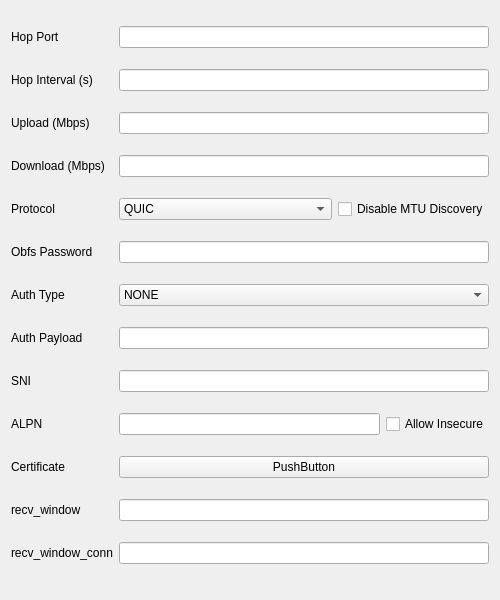
Above: ui/edit/edit_hysteria.ui from master88wi/NekoXray before the change. Below: the same form after it.
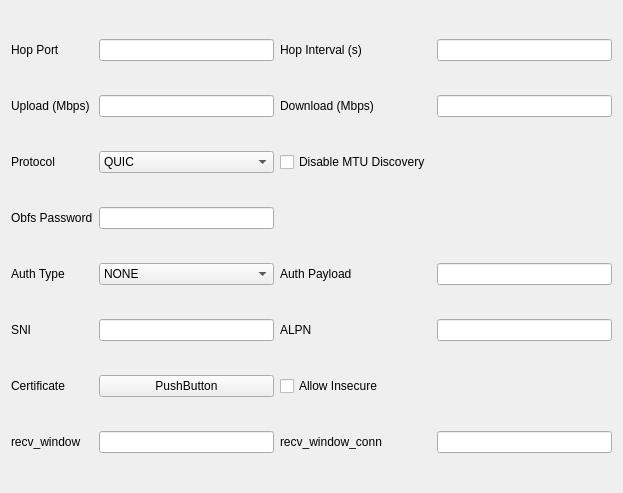
That is the form after the change. Custom widgets are drawn as their Qt base class.

```diff
--- a/ui/edit/edit_hysteria.ui
+++ b/ui/edit/edit_hysteria.ui
@@ -6,8 +6,8 @@
    <rect>
     <x>0</x>
     <y>0</y>
-    <width>500</width>
-    <height>600</height>
+    <width>623</width>
+    <height>493</height>
    </rect>
   </property>
   <property name="windowTitle">
@@ -21,18 +21,30 @@
      </property>
     </widget>
    </item>
-   <item row="0" column="1">
-    <widget class="MyLineEdit" name="hopPort"/>
+   <item row="9" column="2">
+    <layout class="QHBoxLayout" name="horizontalLayout">
+     <item>
+      <widget class="QCheckBox" name="allowInsecure">
+       <property name="text">
+        <string>Allow Insecure</string>
+       </property>
+      </widget>
+     </item>
+    </layout>
    </item>
-   <item row="1" column="0">
+   <item row="0" column="2">
     <widget class="QLabel" name="label_11">
      <property name="text">
       <string>Hop Interval (s)</string>
      </property>
     </widget>
    </item>
-   <item row="1" column="1">
-    <widget class="MyLineEdit" name="hopInterval"/>
+   <item row="5" column="0">
+    <widget class="QLabel" name="label_4">
+     <property name="text">
+      <string>Obfs Password</string>
+     </property>
+    </widget>
    </item>
    <item row="2" column="0">
     <widget class="QLabel" name="label">
@@ -41,47 +53,8 @@
      </property>
     </widget>
    </item>
-   <item row="2" column="1">
-    <widget class="MyLineEdit" name="uploadMbps"/>
-   </item>
-   <item row="3" column="0">
-    <widget class="QLabel" name="label_2">
-     <property name="text">
-      <string>Download (Mbps)</string>
-     </property>
-    </widget>
-   </item>
-   <item row="3" column="1">
-    <widget class="MyLineEdit" name="downloadMbps"/>
-   </item>
-   <item row="4" column="0">
-    <widget class="QLabel" name="label_3">
-     <property name="text">
-      <string>Protocol</string>
-     </property>
-    </widget>
-   </item>
-   <item row="4" column="1">
+   <item row="4" column="2">
     <layout class="QHBoxLayout" name="horizontalLayout_2">
-     <item>
-      <widget class="QComboBox" name="protocol">
-       <item>
-        <property name="text">
-         <string notr="true">QUIC</string>
-        </property>
-       </item>
-       <item>
-        <property name="text">
-         <string notr="true">FakeTCP</string>
-        </property>
-       </item>
-       <item>
-        <property name="text">
-         <string notr="true">wechat-video</string>
-        </property>
-       </item>
-      </widget>
-     </item>
      <item>
       <widget class="QCheckBox" name="disableMtuDiscovery">
        <property name="sizePolicy">
@@ -97,15 +70,19 @@
      </item>
     </layout>
    </item>
-   <item row="5" column="0">
-    <widget class="QLabel" name="label_4">
+   <item row="4" column="0">
+    <widget class="QLabel" name="label_3">
      <property name="text">
-      <string>Obfs Password</string>
+      <string>Protocol</string>
      </property>
     </widget>
    </item>
-   <item row="5" column="1">
-    <widget class="MyLineEdit" name="obfsPassword"/>
+   <item row="8" column="0">
+    <widget class="QLabel" name="label_6">
+     <property name="text">
+      <string>SNI</string>
+     </property>
+    </widget>
    </item>
    <item row="6" column="0">
     <widget class="QLabel" name="label_8">
@@ -114,6 +91,54 @@
      </property>
     </widget>
    </item>
+   <item row="0" column="1">
+    <widget class="MyLineEdit" name="hopPort"/>
+   </item>
+   <item row="11" column="0">
+    <widget class="QLabel" name="label_12">
+     <property name="text">
+      <string notr="true">recv_window</string>
+     </property>
+    </widget>
+   </item>
+   <item row="0" column="3">
+    <widget class="MyLineEdit" name="hopInterval"/>
+   </item>
+   <item row="2" column="1">
+    <widget class="MyLineEdit" name="uploadMbps"/>
+   </item>
+   <item row="2" column="2">
+    <widget class="QLabel" name="label_2">
+     <property name="text">
+      <string>Download (Mbps)</string>
+     </property>
+    </widget>
+   </item>
+   <item row="2" column="3">
+    <widget class="MyLineEdit" name="downloadMbps"/>
+   </item>
+   <item row="4" column="1">
+    <widget class="QComboBox" name="protocol">
+     <item>
+      <property name="text">
+       <string notr="true">QUIC</string>
+      </property>
+     </item>
+     <item>
+      <property name="text">
+       <string notr="true">FakeTCP</string>
+      </property>
+     </item>
+     <item>
+      <property name="text">
+       <string notr="true">wechat-video</string>
+      </property>
+     </item>
+    </widget>
+   </item>
+   <item row="5" column="1">
+    <widget class="MyLineEdit" name="obfsPassword"/>
+   </item>
    <item row="6" column="1">
     <widget class="QComboBox" name="authPayloadType">
      <item>
@@ -133,27 +158,20 @@
      </item>
     </widget>
    </item>
-   <item row="7" column="0">
+   <item row="6" column="2">
     <widget class="QLabel" name="label_9">
      <property name="text">
       <string>Auth Payload</string>
      </property>
     </widget>
    </item>
-   <item row="7" column="1">
+   <item row="6" column="3">
     <widget class="MyLineEdit" name="authPayload"/>
    </item>
-   <item row="8" column="0">
-    <widget class="QLabel" name="label_6">
-     <property name="text">
-      <string>SNI</string>
-     </property>
-    </widget>
-   </item>
    <item row="8" column="1">
     <widget class="MyLineEdit" name="sni"/>
    </item>
-   <item row="9" column="0">
+   <item row="8" column="2">
     <widget class="QLabel" name="label_5">
      <property name="toolTip">
       <string notr="true">Only 1 value</string>
@@ -163,52 +181,34 @@
      </property>
     </widget>
    </item>
-   <item row="9" column="1">
-    <layout class="QHBoxLayout" name="horizontalLayout">
-     <item>
-      <widget class="MyLineEdit" name="alpn"/>
-     </item>
-     <item>
-      <widget class="QCheckBox" name="allowInsecure">
-       <property name="text">
-        <string>Allow Insecure</string>
-       </property>
-      </widget>
-     </item>
-    </layout>
+   <item row="8" column="3">
+    <widget class="MyLineEdit" name="alpn"/>
    </item>
-   <item row="10" column="0">
+   <item row="9" column="0">
     <widget class="QLabel" name="label_7">
      <property name="text">
       <string>Certificate</string>
      </property>
     </widget>
    </item>
-   <item row="10" column="1">
+   <item row="9" column="1">
     <widget class="QPushButton" name="certificate">
      <property name="text">
       <string notr="true">PushButton</string>
      </property>
     </widget>
    </item>
-   <item row="11" column="0">
-    <widget class="QLabel" name="label_12">
-     <property name="text">
-      <string notr="true">recv_window</string>
-     </property>
-    </widget>
-   </item>
    <item row="11" column="1">
     <widget class="MyLineEdit" name="streamReceiveWindow"/>
    </item>
-   <item row="12" column="0">
+   <item row="11" column="2">
     <widget class="QLabel" name="label_13">
      <property name="text">
       <string notr="true">recv_window_conn</string>
      </property>
     </widget>
    </item>
-   <item row="12" column="1">
+   <item row="11" column="3">
     <widget class="MyLineEdit" name="connectionReceiveWindow"/>
    </item>
   </layout>
```
Left out of the diff: 13 changed lines with no effect on the pictures.
